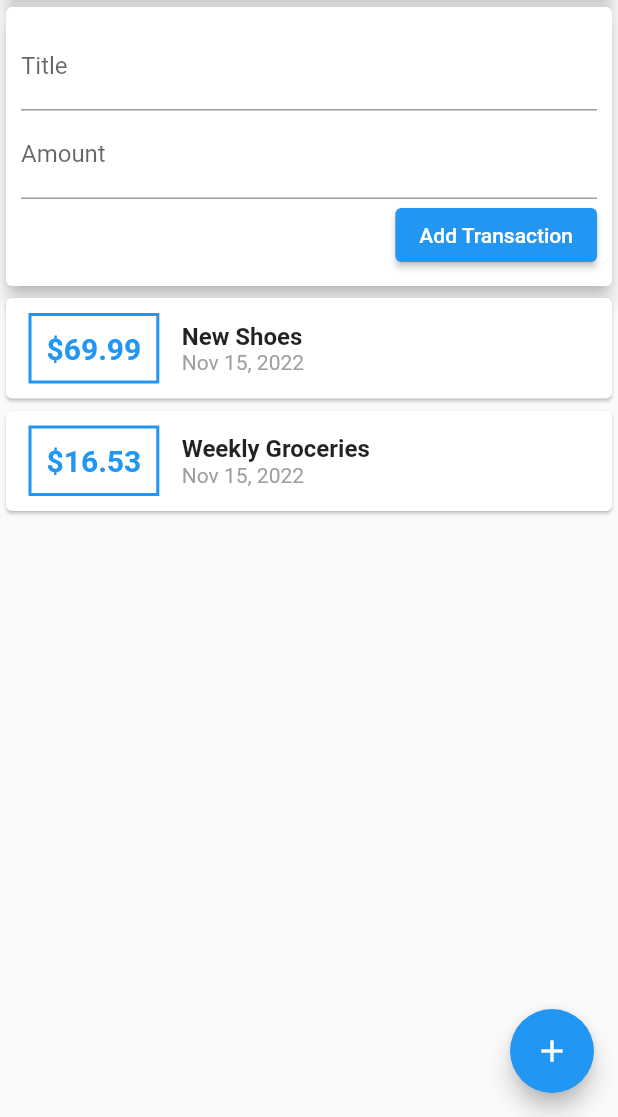
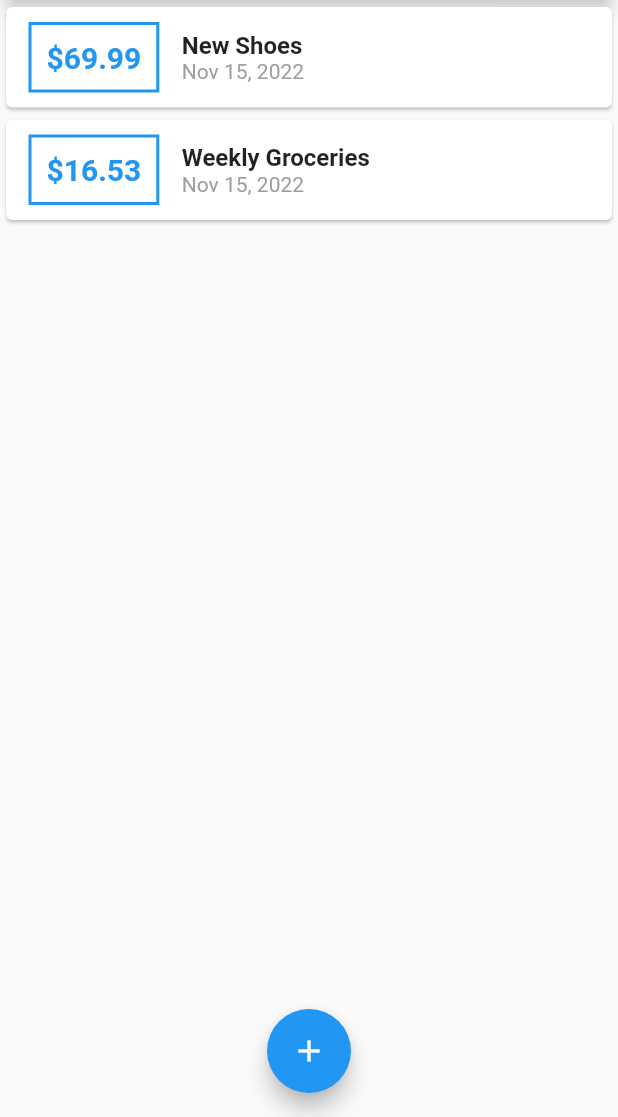
Before and after one commit to khlebobul/personal-expenses-app, a Flutter app: the screen it shows after launch, on a phone screen of 412 x 824 dp, the part 119-1236 px from its top. Run offline on Flutter 3.47's test engine with Material 2 defaults, Android fonts, the phone set to English and light mode, and no system bars.

Commit message:
conecting bottons with forms

```diff
--- a/lib/main.dart
+++ b/lib/main.dart
@@ -1,6 +1,9 @@
 import 'package:flutter/material.dart';
+import 'package:personal_expences_app/widgets/transaction_list.dart';
+import './widgets/new_transaction.dart';
 
-import './widgets/user_transactions.dart';
+import './widgets/transaction_list.dart';
+import './models/transaction.dart';
 
 void main() => runApp(MyApp());
 
@@ -14,11 +17,54 @@ class MyApp extends StatelessWidget {
   }
 }
 
-class MyHomePage extends StatelessWidget {
+class MyHomePage extends StatefulWidget {
+  @override
+  State<MyHomePage> createState() => _MyHomePageState();
+}
+
+class _MyHomePageState extends State<MyHomePage> {
   // String titleInput;
-  // String amountInput;
-  final titleController = TextEditingController();
-  final amountController = TextEditingController();
+
+  final List<Transaction> _userTransactions = [
+    Transaction(
+      id: 't1',
+      title: 'New Shoes',
+      amount: 69.99,
+      date: DateTime.now(),
+    ),
+    Transaction(
+      id: 't2',
+      title: 'Weekly Groceries',
+      amount: 16.53,
+      date: DateTime.now(),
+    ),
+  ];
+
+  void _addNewTransaction(String txTitle, double txAmount) {
+    final newTx = Transaction(
+      title: txTitle,
+      amount: txAmount,
+      date: DateTime.now(),
+      id: DateTime.now().toString(),
+    );
+
+    setState(() {
+      _userTransactions.add(newTx);
+    });
+  }
+
+  void _startAddNewTransaction(BuildContext context) {
+    showModalBottomSheet(
+      context: context,
+      builder: (_) {
+        return GestureDetector(
+          onTap: () {},
+          child: NewTransaction(_addNewTransaction),
+          behavior: HitTestBehavior.opaque,
+        );
+      },
+    );
+  }
 
   @override
   Widget build(BuildContext context) {
@@ -27,7 +73,7 @@ class MyHomePage extends StatelessWidget {
         title: Text('Flutter App'),
         actions: <Widget>[
           IconButton(
-            onPressed: () {},
+            onPressed: () => _startAddNewTransaction(context),
             icon: Icon(Icons.add),
           )
         ],
@@ -45,13 +91,14 @@ class MyHomePage extends StatelessWidget {
                 elevation: 5,
               ),
             ),
-            UserTransactions(),
+            TransactionList(_userTransactions),
           ],
         ),
       ),
+      floatingActionButtonLocation: FloatingActionButtonLocation.centerFloat,
       floatingActionButton: FloatingActionButton(
         child: Icon(Icons.add),
-        onPressed: () {},
+        onPressed: () => _startAddNewTransaction(context),
       ),
     );
   }
--- a/lib/widgets/user_transactions.dart
+++ /dev/null
@@ -1,50 +0,0 @@
-import 'package:flutter/material.dart';
-
-import './new_transaction.dart';
-import './transaction_list.dart';
-import '../models/transaction.dart';
-
-class UserTransactions extends StatefulWidget {
-  @override
-  _UserTransactionsState createState() => _UserTransactionsState();
-}
-
-class _UserTransactionsState extends State<UserTransactions> {
-  final List<Transaction> _userTransactions = [
-    Transaction(
-      id: 't1',
-      title: 'New Shoes',
-      amount: 69.99,
-      date: DateTime.now(),
-    ),
-    Transaction(
-      id: 't2',
-      title: 'Weekly Groceries',
-      amount: 16.53,
-      date: DateTime.now(),
-    ),
-  ];
-
-  void _addNewTransaction(String txTitle, double txAmount) {
-    final newTx = Transaction(
-      title: txTitle,
-      amount: txAmount,
-      date: DateTime.now(),
-      id: DateTime.now().toString(),
-    );
-
-    setState(() {
-      _userTransactions.add(newTx);
-    });
-  }
-
-  @override
-  Widget build(BuildContext context) {
-    return Column(
-      children: <Widget>[
-        NewTransaction(_addNewTransaction),
-        TransactionList(_userTransactions),
-      ],
-    );
-  }
-}
```
Also changed, not shown: 19 other files.
